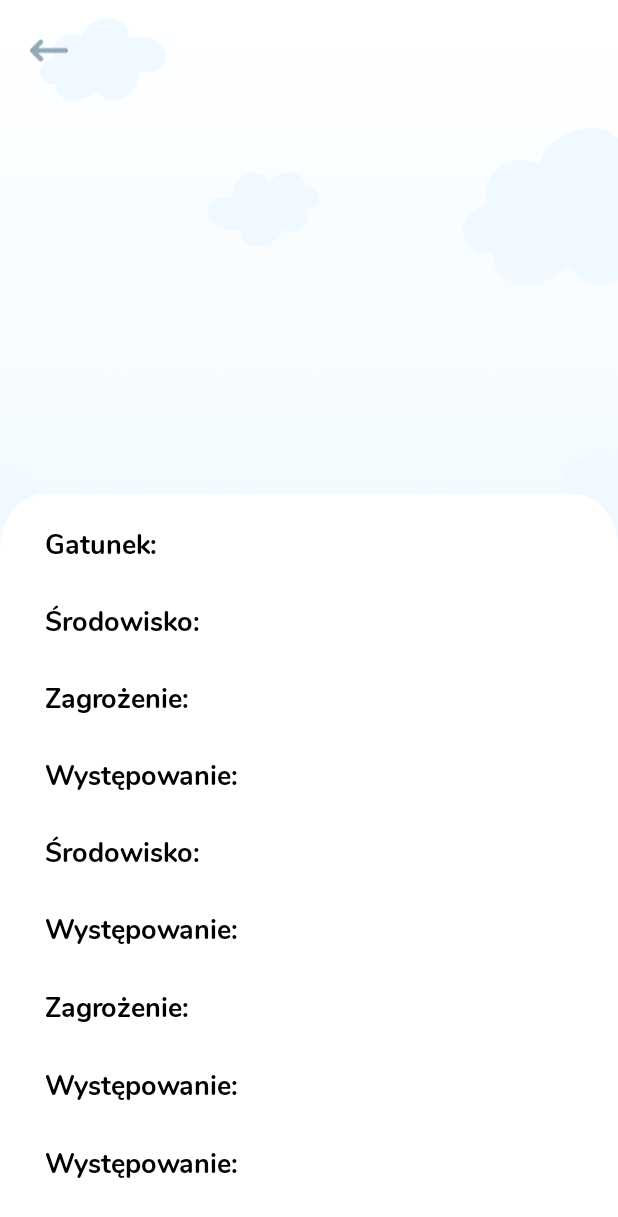
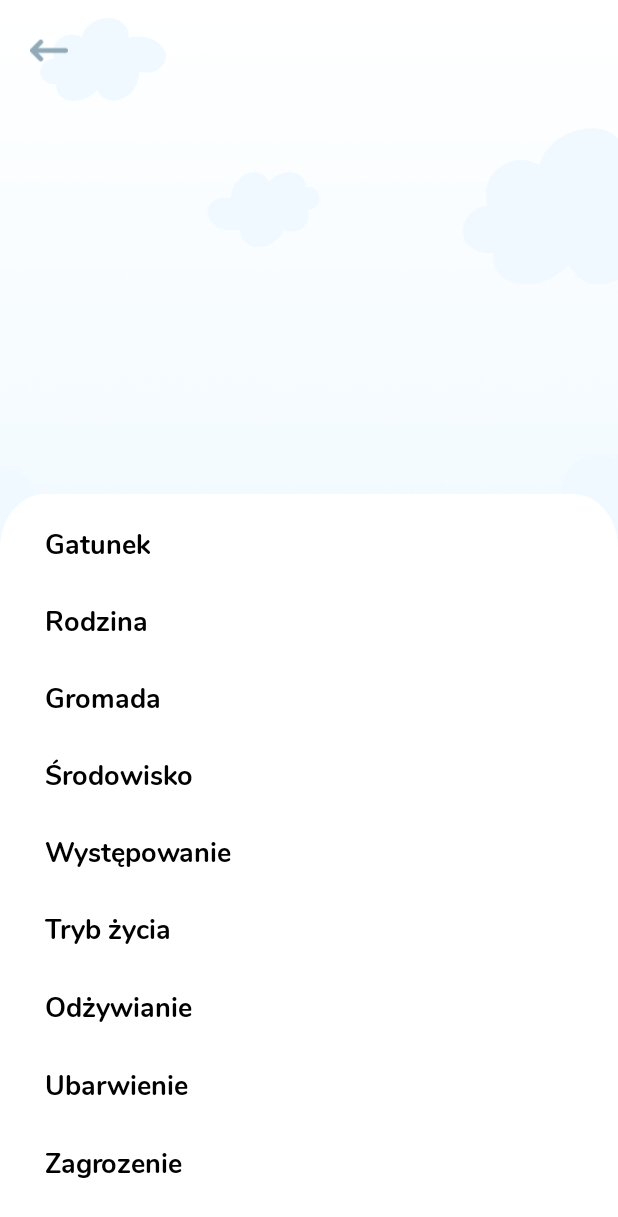
Before and after one commit to KlaudiaGogola/ZgadnijZwierzaka, an Android app: the CardAnimalActivity screen opened directly, with no data from a screen before it, on a phone screen of 412 x 824 dp. Shown: the top 1217 px of the screen. Run offline under Robolectric (Android 15) with nearby library versions, the phone set to English and light mode, and no system bars; our stand-ins replace Picasso; libraries missing offline, so code that uses them is left out: com.readystatesoftware.sqliteasset; 16 statements that could not run were skipped.

Commit message:
Wprowadzono ekran "Literaki" + estetyczne poprawki

```diff
--- a/app/src/main/java/klaudia/gogola/quizapp_zgadnijzwierzaka/CardAnimalActivity.java
+++ b/app/src/main/java/klaudia/gogola/quizapp_zgadnijzwierzaka/CardAnimalActivity.java
@@ -7,7 +7,6 @@ import android.view.View;
 import android.widget.ImageButton;
 import android.widget.ImageView;
 import android.widget.TextView;
-import android.widget.Toast;
 
 import androidx.appcompat.app.AppCompatActivity;
 
@@ -21,12 +20,12 @@ import klaudia.gogola.quizapp_zgadnijzwierzaka.Model.Common;
 import klaudia.gogola.quizapp_zgadnijzwierzaka.Model.Information;
 
 public class CardAnimalActivity extends AppCompatActivity {
-    TextView textName, text, text2, text3, text4, text5, text6, text7, text8, text9;
-    Information animal;
-    ImageButton buttonBack;
-    List<Information> informations;
-    int index =0;
-    ImageView imageAnimals;
+    private TextView textName, text, text2, text3, text4, text5, text6, text7, text8, text9, textImage;
+    private Information animal;
+    private ImageButton buttonBack;
+    private List<Information> informations;
+    private int index =0;
+    private ImageView imageAnimals;
 
     @Override
     protected void onCreate(Bundle savedInstanceState) {
@@ -44,6 +43,7 @@ public class CardAnimalActivity extends AppCompatActivity {
         text7 = (TextView) findViewById(R.id.text7);
         text8 = (TextView) findViewById(R.id.text8);
         text9 = (TextView) findViewById(R.id.text9);
+        textImage = (TextView) findViewById(R.id.textImage);
         imageAnimals = (ImageView) findViewById(R.id.imageNew);
 
         buttonBack.setOnClickListener(new View.OnClickListener() {
@@ -65,6 +65,7 @@ public class CardAnimalActivity extends AppCompatActivity {
         text7.setTypeface(fontNunito);
         text8.setTypeface(fontNunito);
         text9.setTypeface(fontNunito);
+        textImage.setTypeface(fontNunito);
 
         Common.questionList = InfoDbHelper.getInstance(this).getInformationbyAnimal(Common.selectedAnimal.getId());
         textName.setText(Common.selectedAnimal.getName());
@@ -87,16 +88,14 @@ public class CardAnimalActivity extends AppCompatActivity {
         Picasso.get().load(animal.getImage()).into(imageAnimals, new Callback() {
             @Override
             public void onSuccess() {
-                Toast.makeText(CardAnimalActivity.this, "Foto", Toast.LENGTH_SHORT).show();
             }
 
             @Override
             public void onError(Exception e) {
-                Toast.makeText(CardAnimalActivity.this, "Upsss", Toast.LENGTH_SHORT).show();
+                textImage.setText("Zdjęcie: " + animal.getGatunek());
             }
         });
 
-        //  Picasso.get().load("https://zasoby.ekologia.pl/animal/a/29/tygrys-panthera-tigris-5.jpg").into(image);
 
     }
 
--- a/app/src/main/res/layout/activity_animal.xml
+++ b/app/src/main/res/layout/activity_animal.xml
@@ -52,7 +52,7 @@
                 android:layout_weight="1"
                 android:text="1/20"
                 android:textAlignment="center"
-                android:textColor="#202C4C"
+                android:textColor="@color/fontColor"
                 android:textSize="20sp"
                 android:paddingBottom="1dp"/>
 
@@ -67,10 +67,10 @@
                 android:layout_width="wrap_content"
                 android:layout_height="wrap_content"
                 android:layout_centerHorizontal="true"
-                android:text="Co to za zwierzątko?"
+                android:text="@string/titleQuestionAnimal"
                 android:textAlignment="center"
                 android:textSize="28sp"
-                android:textColor="#202C4C"/>
+                android:textColor="@color/fontColor"/>
 
             <ImageView
                 android:id="@+id/imageQuestion"
--- a/app/src/main/res/layout/activity_card_animal.xml
+++ b/app/src/main/res/layout/activity_card_animal.xml
@@ -33,7 +33,7 @@
 
             <TextView
                 android:id="@+id/textName"
-                android:textColor="#202C4C"
+                android:textColor="@color/fontColor"
                 android:layout_width="wrap_content"
                 android:layout_height="wrap_content"
                 android:layout_centerHorizontal="true"
@@ -57,6 +57,15 @@
                 android:layout_height="match_parent"
 
                 />
+
+            <TextView
+                android:layout_margin="20dp"
+                android:textColor="@color/fontColor"
+                android:textSize="20sp"
+                android:id="@+id/textImage"
+                android:layout_centerInParent="true"
+                android:layout_width="wrap_content"
+                android:layout_height="wrap_content" />
 
 
         </RelativeLayout>
@@ -83,7 +92,7 @@
                 android:textColor="@color/colorblack"
                 android:layout_marginTop="20dp"
                 android:layout_marginStart="30dp"
-                android:text="Gatunek: "
+                android:text="Gatunek"
                 android:textSize="18sp"
                 android:layout_width="wrap_content"
                 android:layout_height="wrap_content" />
@@ -95,7 +104,7 @@
                 android:layout_marginRight="10dp"
                 android:layout_marginStart="30dp"
                 android:textSize="18sp"
-                android:text="Środowisko: "
+                android:text="Rodzina"
                 android:layout_below="@id/text"
                 android:layout_width="wrap_content"
                 android:layout_height="wrap_content" />
@@ -106,7 +115,7 @@
                 android:textColor="@color/colorblack"
                 android:layout_marginStart="30dp"
                 android:textSize="18sp"
-                android:text="Zagrożenie:"
+                android:text="Gromada"
                 android:layout_below="@id/text2"
                 android:layout_width="wrap_content"
                 android:layout_height="wrap_content" />
@@ -116,7 +125,7 @@
                 android:textColor="@color/colorblack"
                 android:layout_marginStart="30dp"
                 android:textSize="18sp"
-                android:text="Występowanie: "
+                android:text="Środowisko"
                 android:layout_below="@id/text3"
                 android:layout_width="wrap_content"
                 android:layout_height="wrap_content" />
@@ -127,7 +136,7 @@
                 android:textColor="@color/colorblack"
                 android:layout_marginStart="30dp"
                 android:textSize="18sp"
-                android:text="Środowisko: "
+                android:text="Występowanie"
                 android:layout_below="@id/text4"
                 android:layout_width="wrap_content"
                 android:layout_height="wrap_content" />
@@ -138,7 +147,7 @@
                 android:textColor="@color/colorblack"
                 android:layout_marginStart="30dp"
                 android:textSize="18sp"
-                android:text="Występowanie: "
+                android:text="Tryb życia"
                 android:layout_below="@id/text5"
                 android:layout_width="wrap_content"
                 android:layout_height="wrap_content" />
@@ -149,7 +158,7 @@
                 android:textColor="@color/colorblack"
                 android:layout_marginStart="30dp"
                 android:textSize="18sp"
-                android:text="Zagrożenie: "
+                android:text="Odżywianie"
                 android:layout_below="@id/text6"
                 android:layout_width="wrap_content"
                 android:layout_height="wrap_content"
@@ -161,7 +170,7 @@
                 android:textColor="@color/colorblack"
                 android:layout_marginStart="30dp"
                 android:textSize="18sp"
-                android:text="Występowanie: "
+                android:text="Ubarwienie"
                 android:layout_below="@id/text7"
                 android:layout_width="wrap_content"
                 android:layout_height="wrap_content" />
@@ -173,7 +182,7 @@
                 android:layout_marginStart="30dp"
                 android:textSize="18sp"
                 android:layout_marginBottom="10dp"
-                android:text="Występowanie: "
+                android:text="Zagrozenie"
                 android:layout_below="@id/text8"
                 android:layout_width="wrap_content"
                 android:layout_height="wrap_content" />
--- a/app/src/main/res/layout/activity_information.xml
+++ b/app/src/main/res/layout/activity_information.xml
@@ -33,7 +33,7 @@
                 android:layout_height="wrap_content"
                 android:layout_centerHorizontal="true"
                 android:textSize="20sp"
-                android:text="Lista zwierzaków"
+                android:text="@string/animalList"
                 android:textAlignment="center" />
         </RelativeLayout>
 
--- a/app/src/main/res/layout/activity_menu.xml
+++ b/app/src/main/res/layout/activity_menu.xml
@@ -20,8 +20,8 @@
         android:layout_height="wrap_content"
         android:layout_marginTop="50dp"
         android:textSize="32sp"
-        android:textColor="#FFA90F"
-        android:text="Cześć,"
+        android:textColor="@color/orangeFontColor"
+        android:text="@string/hello"
         android:textAlignment="center"
         />
 
@@ -34,7 +34,7 @@
         android:layout_marginTop="10dp"
         android:layout_below="@id/helloText"
         android:textSize="48sp"
-        android:textColor="#202C4C"
+        android:textColor="@color/fontColor"
         android:textAlignment="center"
         />
 
--- a/app/src/main/res/layout/activity_symbol.xml
+++ b/app/src/main/res/layout/activity_symbol.xml
@@ -51,7 +51,7 @@
                     android:layout_gravity="center"
                     android:layout_weight="1"
                     android:text="1/15"
-                    android:textColor="#202C4C"
+                    android:textColor="@color/fontColor"
                     android:textSize="20sp"
                     android:textAlignment="center"
                     android:paddingBottom="1dp"/>
@@ -67,10 +67,10 @@
                     android:layout_width="wrap_content"
                     android:layout_height="wrap_content"
                     android:layout_centerHorizontal="true"
-                    android:text="Jakie zwierzątko \nsymbolizuje?"
+                    android:text="@string/titleQuestionSound"
                     android:textAlignment="center"
                     android:textSize="28sp"
-                    android:textColor="#202C4C"/>
+                    android:textColor="@color/fontColor"/>
 
                 <ImageView
                     android:id="@+id/imageQuestion"
--- a/app/src/main/res/values/styles.xml
+++ b/app/src/main/res/values/styles.xml
@@ -5,7 +5,6 @@
         <item name="colorPrimary">@color/colorPrimary</item>
         <item name="colorPrimaryDark">@color/colorPrimaryDark</item>
         <item name="colorAccent">@color/colorAccent</item>
-        <item name="android:windowLightStatusBar">true</item>
     </style>
 
 </resources>
```
Also changed, not shown: app/src/main/java/klaudia/gogola/quizapp_zgadnijzwierzaka/SoundActivity.java (+13 -2 lines), app/src/main/res/anim/go_up.xml (added, +8 -0 lines), app/src/main/res/layout/activity_done.xml (+7 -7 lines), app/src/main/res/layout/activity_letters.xml (+4 -4 lines), app/src/main/res/layout/activity_login.xml (+6 -6 lines), app/src/main/res/layout/activity_sound.xml (+5 -5 lines), app/src/main/res/values/colors.xml (+6 -1 lines), app/src/main/res/values/strings.xml (+12 -0 lines).
